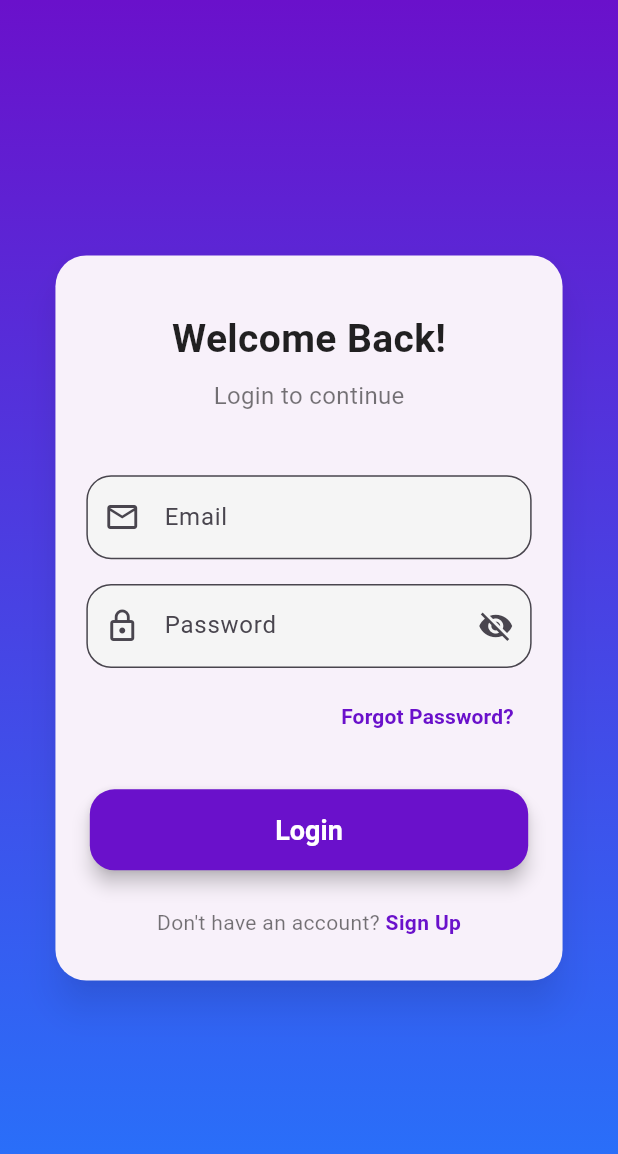
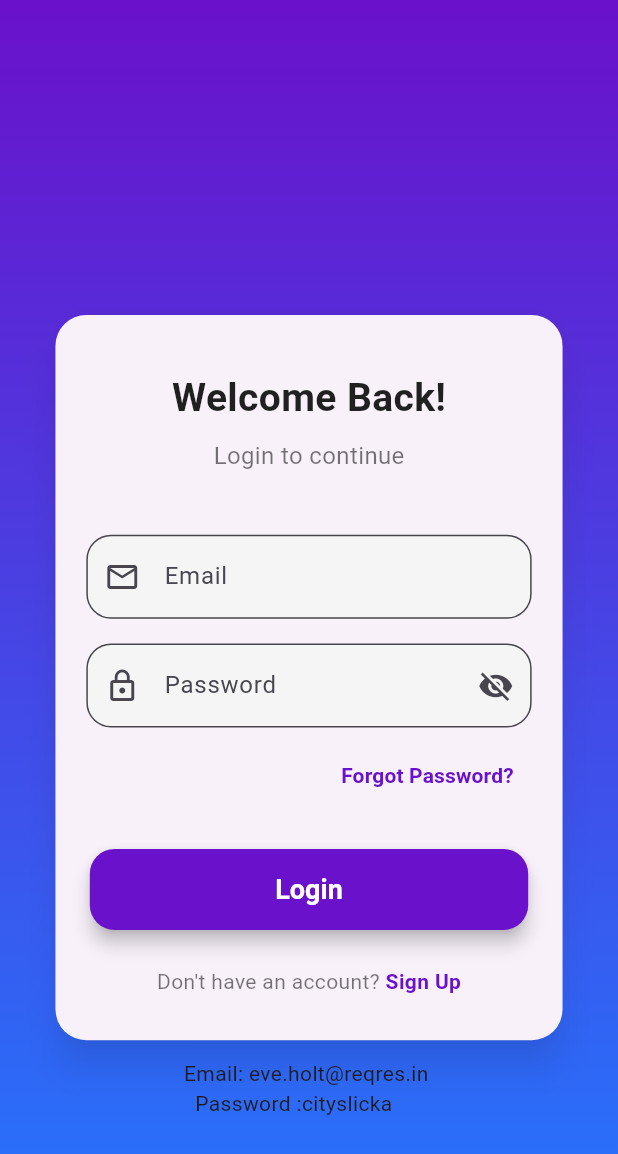
Before and after one commit to kartikkumarofficial/Login-SignUp-Using-GetX, a Flutter app: the screen it shows after launch, on a phone screen of 412 x 824 dp. Shown: the top 1154 px of the screen. Run offline on Flutter 3.47's test engine with Material 3 defaults, Android fonts, the phone set to English and light mode, and no system bars; our stand-ins replace get.

Commit message:
initial commit

```diff
--- a/lib/screens/home_screen.dart
+++ b/lib/screens/home_screen.dart
@@ -16,7 +16,8 @@ class _HomePageState extends State<HomePage> {
   @override
   Widget build(BuildContext context) {
     return Scaffold(
-      body: Container(
+      body: SingleChildScrollView(
+        child: Container(
           width: Get.width,
           height: Get.height,
           decoration: const BoxDecoration(
@@ -29,10 +30,12 @@ class _HomePageState extends State<HomePage> {
               ],
             ),
           ),
-        child: Center(
+          child: Column(
+            children: [
+              Center(
                 child: SingleChildScrollView(
                   child: Padding(
-              padding: EdgeInsets.symmetric(horizontal: Get.width * 0.08),
+                    padding: EdgeInsets.only(left: Get.width * 0.08,right:Get.width * 0.08,top: Get.width*0.5),
                     child: Card(
                       elevation: 10,
                       shadowColor: Colors.black45,
@@ -196,7 +199,17 @@ class _HomePageState extends State<HomePage> {
                         ),
                       ),
                     ),
+
                   ),
+                ),
+              ),
+              SizedBox(height:Get.height*0.01),
+              Container(
+                height: Get.height*0.1,
+
+                child: Text('Email: eve.holt@reqres.in \n  Password :cityslicka'),
+              )
+            ],
           ),
         ),
       ),
```
Lines whose indentation alone changed are shown as unchanged.
